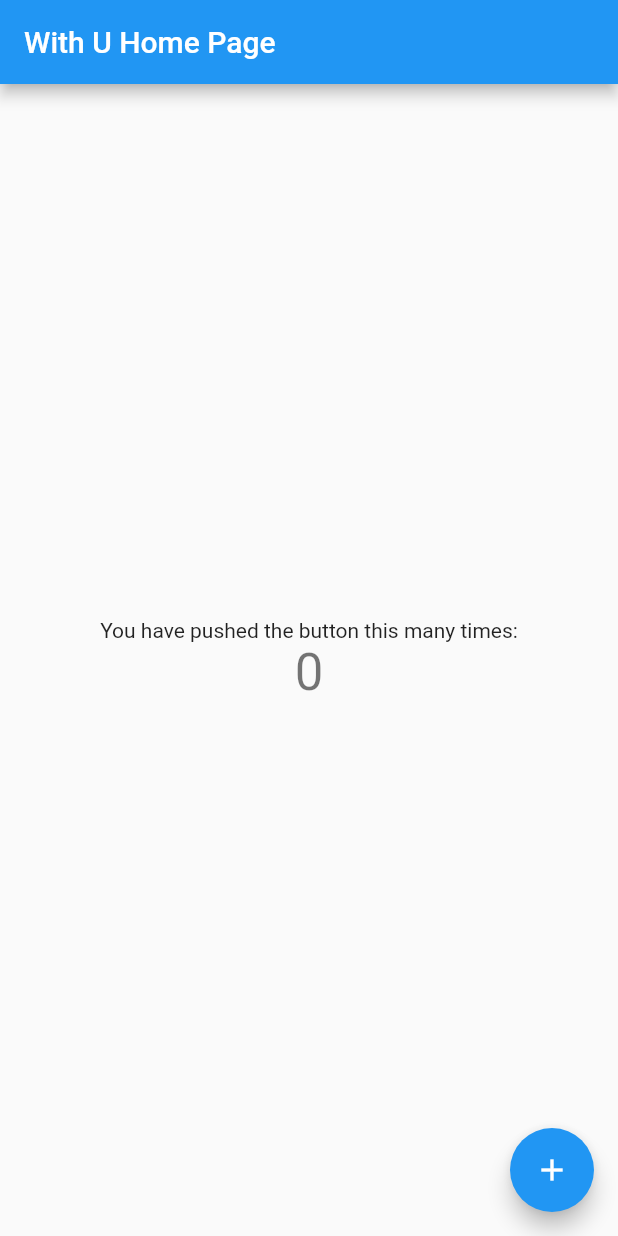
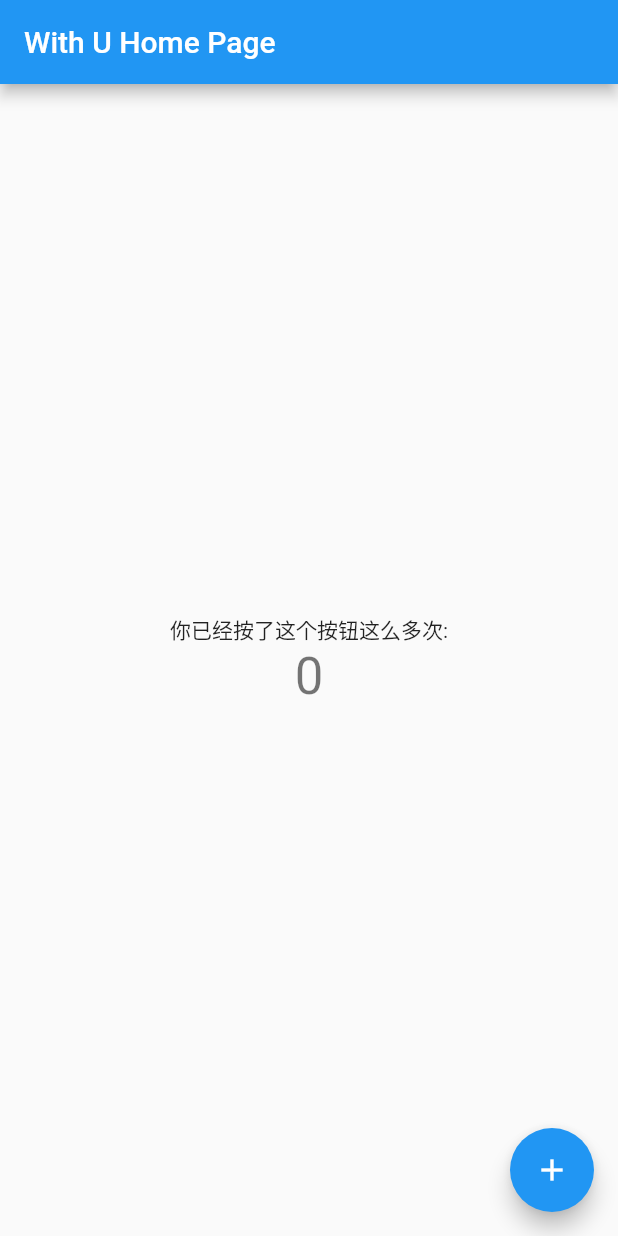
Before and after one commit to Leluth/with_u, a Flutter app: the screen it shows after launch, on a phone screen of 412 x 824 dp. Run offline on Flutter 3.47's test engine with Material 2 defaults, Android fonts, the phone set to English and light mode, and no system bars.

Commit message:
Test Github Testop
As mentioned in the title.

```diff
--- a/lib/main.dart
+++ b/lib/main.dart
@@ -98,7 +98,7 @@ class _MyHomePageState extends State<MyHomePage> {
           mainAxisAlignment: MainAxisAlignment.center,
           children: <Widget>[
             Text(
-              'You have pushed the button this many times:',
+              '你已经按了这个按钮这么多次:',
             ),
             Text(
               '$_counter',
```
